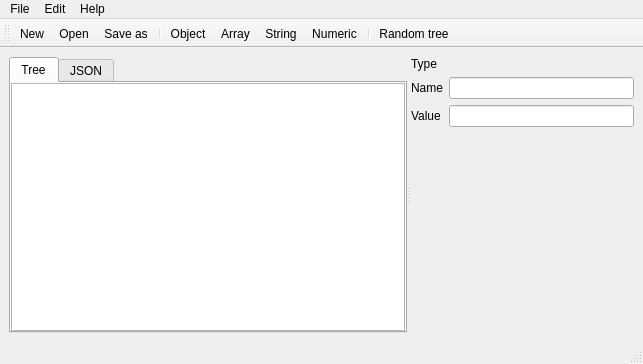
Old version of the form qtree1/mainwindow.ui in the repository knalum/qt_stuff.
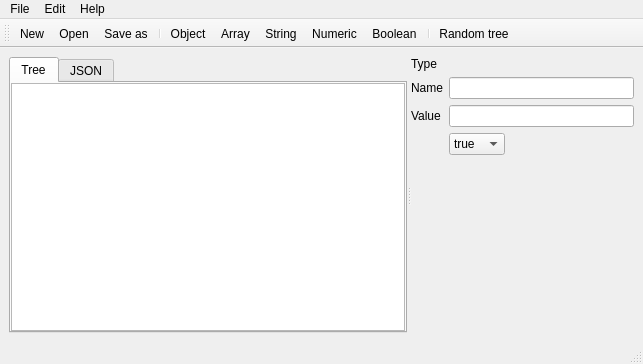
New version of the form. Icons and pictures are not drawn.

What changed in the file:
```diff
--- a/qtree1/mainwindow.ui
+++ b/qtree1/mainwindow.ui
@@ -129,6 +129,20 @@
         <item row="2" column="1">
          <widget class="QLineEdit" name="valueField"/>
         </item>
+        <item row="3" column="1">
+         <widget class="QComboBox" name="comboBox">
+          <item>
+           <property name="text">
+            <string>true</string>
+           </property>
+          </item>
+          <item>
+           <property name="text">
+            <string>false</string>
+           </property>
+          </item>
+         </widget>
+        </item>
        </layout>
       </widget>
      </widget>
@@ -201,6 +215,7 @@
    <addaction name="actionArray"/>
    <addaction name="actionString_Item"/>
    <addaction name="actionNumeric"/>
+   <addaction name="actionBoolean"/>
    <addaction name="separator"/>
    <addaction name="actionRandom_tree"/>
   </widget>
@@ -338,6 +353,15 @@
     <string>Shift+Num+Left</string>
    </property>
   </action>
+  <action name="actionBoolean">
+   <property name="icon">
+    <iconset resource="res.qrc">
+     <normaloff>:/res/img/boolean.png</normaloff>:/res/img/boolean.png</iconset>
+   </property>
+   <property name="text">
+    <string>Boolean</string>
+   </property>
+  </action>
  </widget>
  <resources>
   <include location="res.qrc"/>
```
